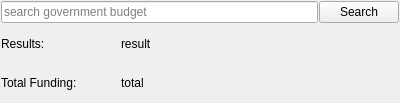
Before: the Qt Designer form gui/src/options.ui in hutchgrant/opengov, drawn with Qt 5.
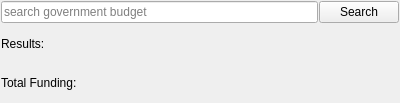
After: the same form once the commit is applied.

Commit message: adding: GUI results+exportpath

Diff of the .ui file:
```diff
--- a/gui/src/options.ui
+++ b/gui/src/options.ui
@@ -79,7 +79,7 @@
                <item>
                 <widget class="QLabel" name="entryResults">
                  <property name="text">
-                  <string>result</string>
+                  <string/>
                  </property>
                 </widget>
                </item>
@@ -105,7 +105,7 @@
                <item>
                 <widget class="QLabel" name="fundingTotal">
                  <property name="text">
-                  <string>total</string>
+                  <string/>
                  </property>
                 </widget>
                </item>
```
The commit also changes 11 other files.
